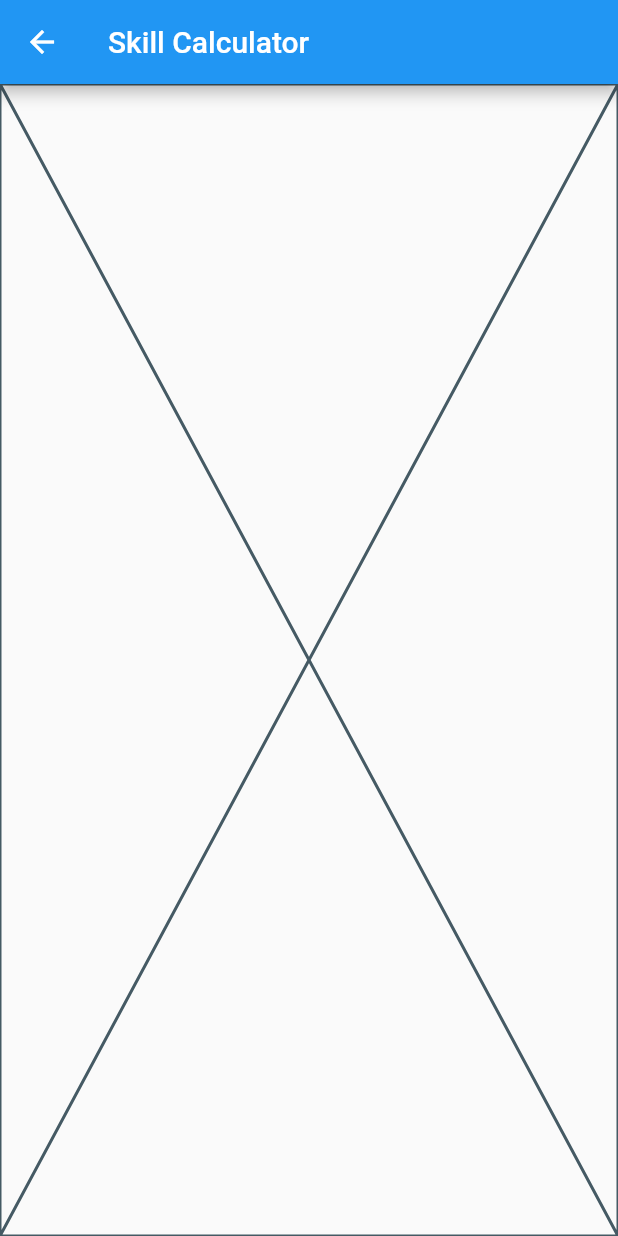
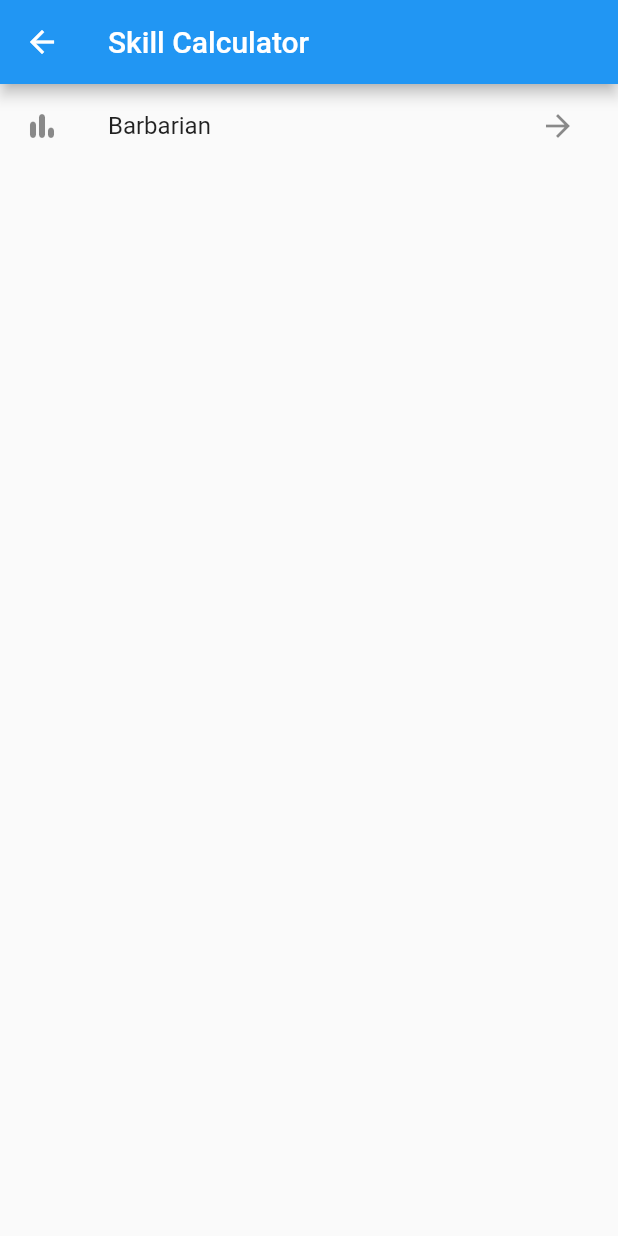
Before and after one commit to victorwallsten/d4_utils, a Flutter app: the screen it shows after launch, after a tap on the "arrow forward" icon, on a phone screen of 412 x 824 dp. Run offline on Flutter 3.47's test engine with Material 2 defaults, Android fonts, the phone set to English and light mode, and no system bars.

Commit message:
Create barbarian skill calculator page

```diff
--- a/lib/main.dart
+++ b/lib/main.dart
@@ -1,4 +1,5 @@
 import 'package:d4_utils/src/pages/home_page.dart';
+import 'package:d4_utils/src/pages/skill_calculator_barbarian_page.dart';
 import 'package:d4_utils/src/pages/skill_calculator_page.dart';
 import 'package:flutter/material.dart';
 
@@ -27,6 +28,10 @@ class D4Utils extends StatelessWidget {
             return MaterialPageRoute(
               builder: (context) => const SkillCalculatorPage(),
             );
+          case SkillCalculatorBarbarianPage.route:
+            return MaterialPageRoute(
+              builder: (context) => const SkillCalculatorBarbarianPage(),
+            );
           default:
             assert(false, 'case ${settings.name} missing');
             return null;
--- /dev/null
+++ b/lib/src/pages/skill_calculator_barbarian_page.dart
@@ -0,0 +1,21 @@
+import 'package:d4_utils/src/character_classes/barbarian.dart';
+import 'package:d4_utils/src/pages/skill_calculator_page.dart';
+import 'package:d4_utils/src/widgets/character_class_widget.dart';
+import 'package:flutter/material.dart';
+
+class SkillCalculatorBarbarianPage extends StatelessWidget {
+  const SkillCalculatorBarbarianPage({super.key});
+
+  static const String title = 'Barbarian';
+  static const String route = '${SkillCalculatorPage.route}/barbarian';
+
+  @override
+  Widget build(BuildContext context) {
+    return Scaffold(
+      appBar: AppBar(
+        title: const Text(title),
+      ),
+      body: CharacterClassWidget(characterClassTree: Barbarian.barbarian),
+    );
+  }
+}
--- a/lib/src/pages/skill_calculator_page.dart
+++ b/lib/src/pages/skill_calculator_page.dart
@@ -1,4 +1,5 @@
 import 'package:d4_utils/src/pages/home_page.dart';
+import 'package:d4_utils/src/pages/skill_calculator_barbarian_page.dart';
 import 'package:flutter/material.dart';
 
 class SkillCalculatorPage extends StatelessWidget {
@@ -13,7 +14,19 @@ class SkillCalculatorPage extends StatelessWidget {
       appBar: AppBar(
         title: const Text(title),
       ),
-      body: const Placeholder(),
+      body: ListView(
+        children: [
+          ListTile(
+            leading: const Icon(Icons.bar_chart_rounded),
+            title: const Text(SkillCalculatorBarbarianPage.title),
+            trailing: IconButton(
+              icon: const Icon(Icons.arrow_forward),
+              onPressed: () => Navigator.pushNamed(
+                  context, SkillCalculatorBarbarianPage.route),
+            ),
+          ),
+        ],
+      ),
     );
   }
 }
```
